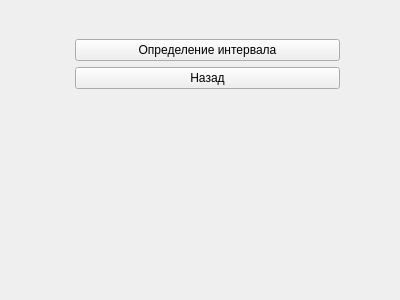
First picture: the form in src/gui/blocks/intervalblockwidget.ui, repository TFed555/music_trainer, before the edit.
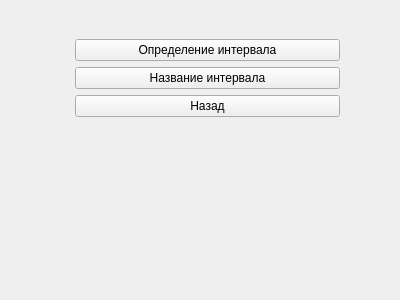
Second picture: the form after the edit.

Diff of the .ui file:
```diff
--- a/src/gui/blocks/intervalblockwidget.ui
+++ b/src/gui/blocks/intervalblockwidget.ui
@@ -23,7 +23,7 @@
     </rect>
    </property>
    <layout class="QFormLayout" name="formLayout">
-    <item row="1" column="1">
+    <item row="2" column="1">
      <widget class="QPushButton" name="backBtn">
       <property name="text">
        <string>Назад</string>
@@ -37,6 +37,13 @@
       </property>
      </widget>
     </item>
+    <item row="1" column="1">
+     <widget class="QPushButton" name="exercise2Btn">
+      <property name="text">
+       <string>Название интервала</string>
+      </property>
+     </widget>
+    </item>
    </layout>
   </widget>
  </widget>
```
